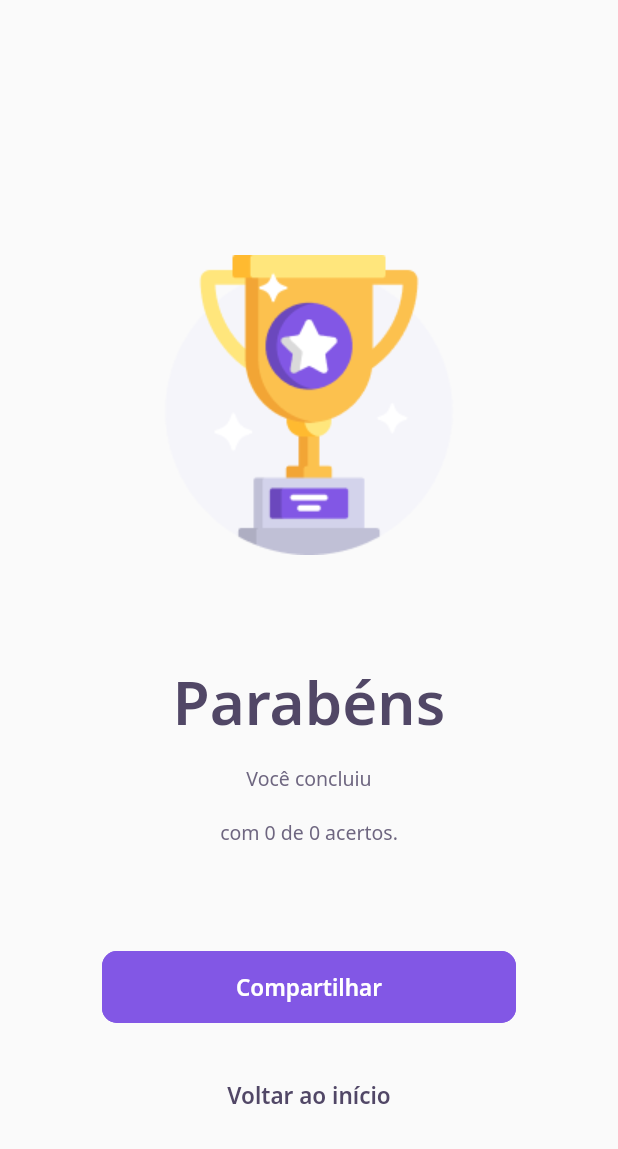
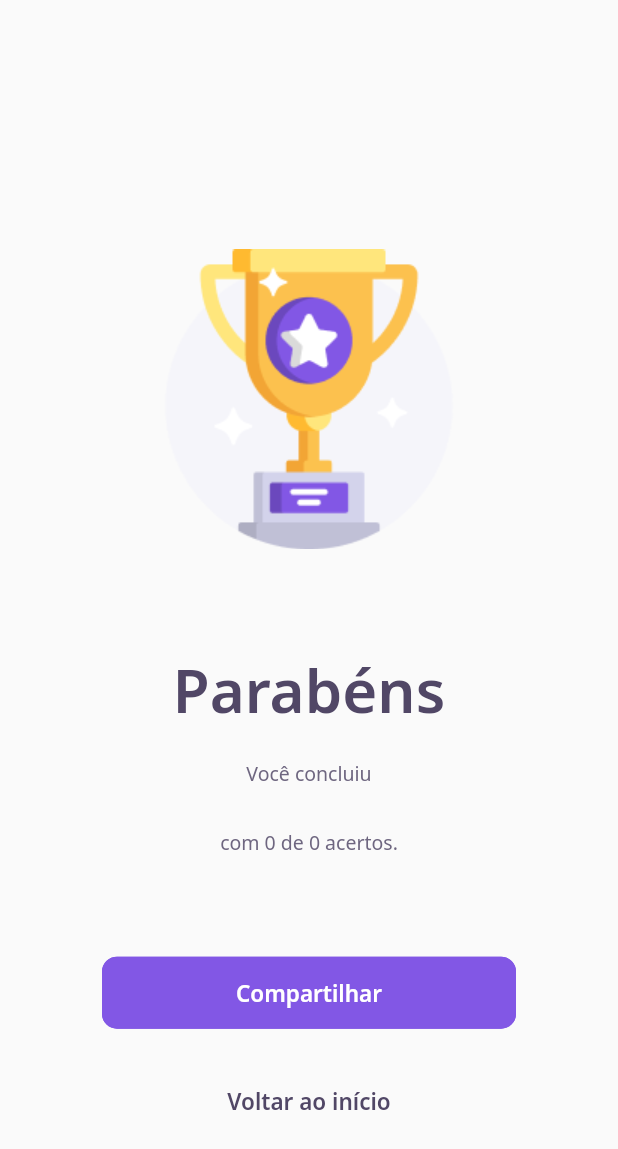
Before and after one commit to PedroHenriqueDevBR/NLW-Rocketseat, a Flutter app: the ResultPage screen opened directly with empty values, on a phone screen of 412 x 824 dp. Shown: the top 1149 px of the screen. Run offline on Flutter 3.47's test engine with Material 2 defaults, Android fonts, the light colour scheme and no system bars; our stand-ins replace google_fonts, share_plus; accounts and stored records are empty; network calls fail.

Commit message:
refactor: layout correction

```diff
--- a/NLW5/flutter_quiz/lib/home/widgets/appbar/app_bar_widget.dart
+++ b/NLW5/flutter_quiz/lib/home/widgets/appbar/app_bar_widget.dart
@@ -10,7 +10,7 @@ class AppBarWidget extends PreferredSize {
       : super(
           preferredSize: Size.fromHeight(250.0),
           child: Container(
-            height: 250.0,
+            height: 260.0,
             child: Stack(
               children: [
                 Container(
--- a/NLW5/flutter_quiz/lib/home/widgets/chart/chart_widget.dart
+++ b/NLW5/flutter_quiz/lib/home/widgets/chart/chart_widget.dart
@@ -14,7 +14,7 @@ class _ChartWidgetState extends State<ChartWidget> with SingleTickerProviderStat
   late Animation<double> _animation;
 
   void _initAnimation() {
-    _controller = AnimationController(vsync: this, duration: Duration(seconds: 3));
+    _controller = AnimationController(vsync: this, duration: Duration(seconds: 2));
     _animation = Tween<double>(begin: 0.0, end: widget.percent).animate(_controller);
     _controller.forward();
   }
--- a/NLW5/flutter_quiz/lib/result/result_page.dart
+++ b/NLW5/flutter_quiz/lib/result/result_page.dart
@@ -42,7 +42,7 @@ class ResultPage extends StatelessWidget {
                 SizedBox(height: 16),
                 Text.rich(
                   TextSpan(
-                    text: 'Você concluiu ',
+                    text: 'Você concluiu',
                     style: AppTextStyles.body.copyWith(
                       color: AppColors.getColorTheme(
                         lightColor: AppColors.grey,
@@ -71,6 +71,9 @@ class ResultPage extends StatelessWidget {
                     ],
                   ),
                   textAlign: TextAlign.center,
+                  style: TextStyle(
+                    height: 1.8,
+                  ),
                 ),
               ],
             ),
```
